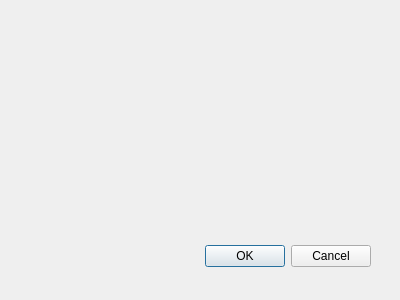
This is IntelligentCommunity/adminlogin.ui in yang1584375824/IntelligentCommunity_YCK as Qt 5 draws it before an edit. The edited form follows.
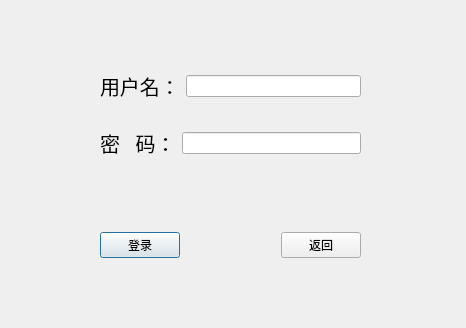
This is the edited form. Icons and pictures are not drawn.

The edit to the form file:
```diff
--- a/IntelligentCommunity/adminlogin.ui
+++ b/IntelligentCommunity/adminlogin.ui
@@ -8,28 +8,112 @@
    <rect>
     <x>0</x>
     <y>0</y>
-    <width>400</width>
-    <height>300</height>
+    <width>466</width>
+    <height>328</height>
    </rect>
   </property>
   <property name="windowTitle">
    <string>Dialog</string>
   </property>
-  <widget name="buttonBox" class="QDialogButtonBox">
+  <property name="styleSheet">
+   <string notr="true">#adminlogin{border-image: url(:/111.png);}
+#adminlogin *{image: url();}</string>
+  </property>
+  <widget class="QWidget" name="layoutWidget">
    <property name="geometry">
     <rect>
-     <x>30</x>
-     <y>240</y>
-     <width>341</width>
-     <height>32</height>
+     <x>100</x>
+     <y>50</y>
+     <width>261</width>
+     <height>131</height>
     </rect>
    </property>
-   <property name="orientation">
-    <enum>Qt::Horizontal</enum>
+   <layout class="QVBoxLayout" name="verticalLayout">
+    <item>
+     <layout class="QHBoxLayout" name="horizontalLayout">
+      <item>
+       <widget class="QLabel" name="label">
+        <property name="font">
+         <font>
+          <family>微软雅黑</family>
+          <pointsize>15</pointsize>
+          <weight>50</weight>
+          <bold>false</bold>
+          <kerning>true</kerning>
+         </font>
+        </property>
+        <property name="text">
+         <string>用户名：</string>
+        </property>
+       </widget>
+      </item>
+      <item>
+       <widget class="QLineEdit" name="lineEdit"/>
+      </item>
+     </layout>
+    </item>
+    <item>
+     <layout class="QHBoxLayout" name="horizontalLayout_2">
+      <item>
+       <widget class="QLabel" name="label_2">
+        <property name="font">
+         <font>
+          <family>微软雅黑</family>
+          <pointsize>15</pointsize>
+          <weight>50</weight>
+          <bold>false</bold>
+         </font>
+        </property>
+        <property name="text">
+         <string>密   码：</string>
+        </property>
+       </widget>
+      </item>
+      <item>
+       <widget class="QLineEdit" name="lineEdit_2"/>
+      </item>
+     </layout>
+    </item>
+   </layout>
+  </widget>
+  <widget class="QWidget" name="layoutWidget">
+   <property name="geometry">
+    <rect>
+     <x>100</x>
+     <y>230</y>
+     <width>261</width>
+     <height>30</height>
+    </rect>
    </property>
-   <property name="standardButtons">
-    <set>QDialogButtonBox::Cancel|QDialogButtonBox::Ok</set>
-   </property>
+   <layout class="QHBoxLayout" name="horizontalLayout_3">
+    <item>
+     <widget class="QPushButton" name="pushButton">
+      <property name="text">
+       <string>登录</string>
+      </property>
+     </widget>
+    </item>
+    <item>
+     <spacer name="horizontalSpacer">
+      <property name="orientation">
+       <enum>Qt::Horizontal</enum>
+      </property>
+      <property name="sizeHint" stdset="0">
+       <size>
+        <width>40</width>
+        <height>20</height>
+       </size>
+      </property>
+     </spacer>
+    </item>
+    <item>
+     <widget class="QPushButton" name="pushButton_2">
+      <property name="text">
+       <string>返回</string>
+      </property>
+     </widget>
+    </item>
+   </layout>
   </widget>
  </widget>
  <pixmapfunction/>
```
Left out of the diff: 42 changed lines with no effect on the pictures.
